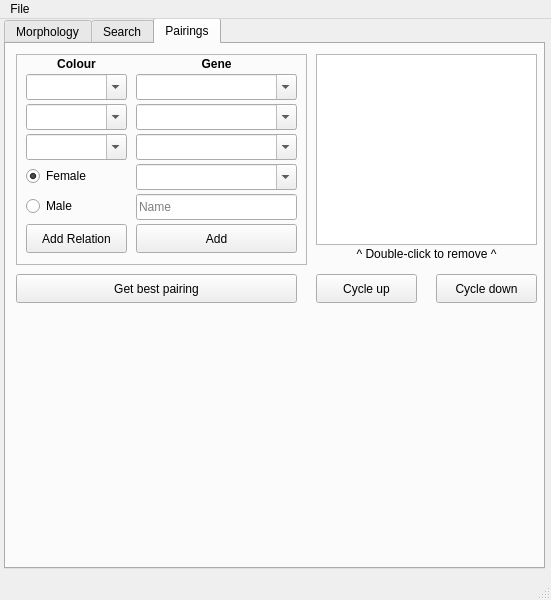
Qt form mainwindow.ui (TheCalpolMan/flight-rising-breeding-tracker) before a commit.
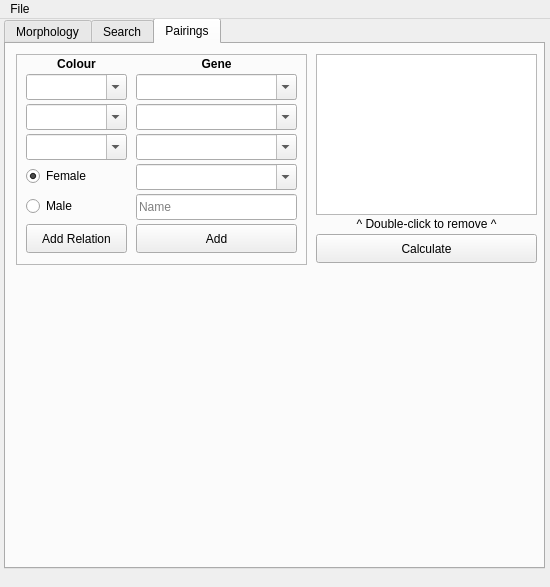
The same form after that commit. Icons and pictures are not drawn. Custom widgets are drawn as their Qt base class.

What changed in the file:
```diff
--- a/mainwindow.ui
+++ b/mainwindow.ui
@@ -6,8 +6,8 @@
    <rect>
     <x>0</x>
     <y>0</y>
-    <width>551</width>
-    <height>600</height>
+    <width>550</width>
+    <height>587</height>
    </rect>
   </property>
   <property name="windowTitle">
@@ -1845,7 +1845,7 @@
         <x>310</x>
         <y>10</y>
         <width>221</width>
-        <height>191</height>
+        <height>161</height>
        </rect>
       </property>
      </widget>
@@ -1853,7 +1853,7 @@
       <property name="geometry">
        <rect>
         <x>310</x>
-        <y>200</y>
+        <y>170</y>
         <width>221</width>
         <height>20</height>
        </rect>
@@ -1865,40 +1865,14 @@
      <widget class="QPushButton" name="calculatepairingspushbutton">
       <property name="geometry">
        <rect>
-        <x>10</x>
-        <y>230</y>
-        <width>281</width>
-        <height>29</height>
-       </rect>
-      </property>
-      <property name="text">
-       <string>Get best pairing</string>
-      </property>
-     </widget>
-     <widget class="QPushButton" name="pushButton_3">
-      <property name="geometry">
-       <rect>
-        <x>430</x>
-        <y>230</y>
-        <width>101</width>
-        <height>29</height>
-       </rect>
-      </property>
-      <property name="text">
-       <string>Cycle down</string>
-      </property>
-     </widget>
-     <widget class="QPushButton" name="pushButton_4">
-      <property name="geometry">
-       <rect>
         <x>310</x>
-        <y>230</y>
-        <width>101</width>
+        <y>190</y>
+        <width>221</width>
         <height>29</height>
        </rect>
       </property>
       <property name="text">
-       <string>Cycle up</string>
+       <string>Calculate</string>
       </property>
      </widget>
     </widget>
@@ -1909,7 +1883,7 @@
     <rect>
      <x>0</x>
      <y>0</y>
-     <width>551</width>
+     <width>550</width>
      <height>26</height>
     </rect>
    </property>
@@ -1923,7 +1897,6 @@
    </widget>
    <addaction name="menuFile"/>
   </widget>
-  <widget class="QStatusBar" name="statusbar"/>
   <action name="actionSave">
    <property name="icon">
     <iconset theme="QIcon::ThemeIcon::DocumentSave"/>
```
